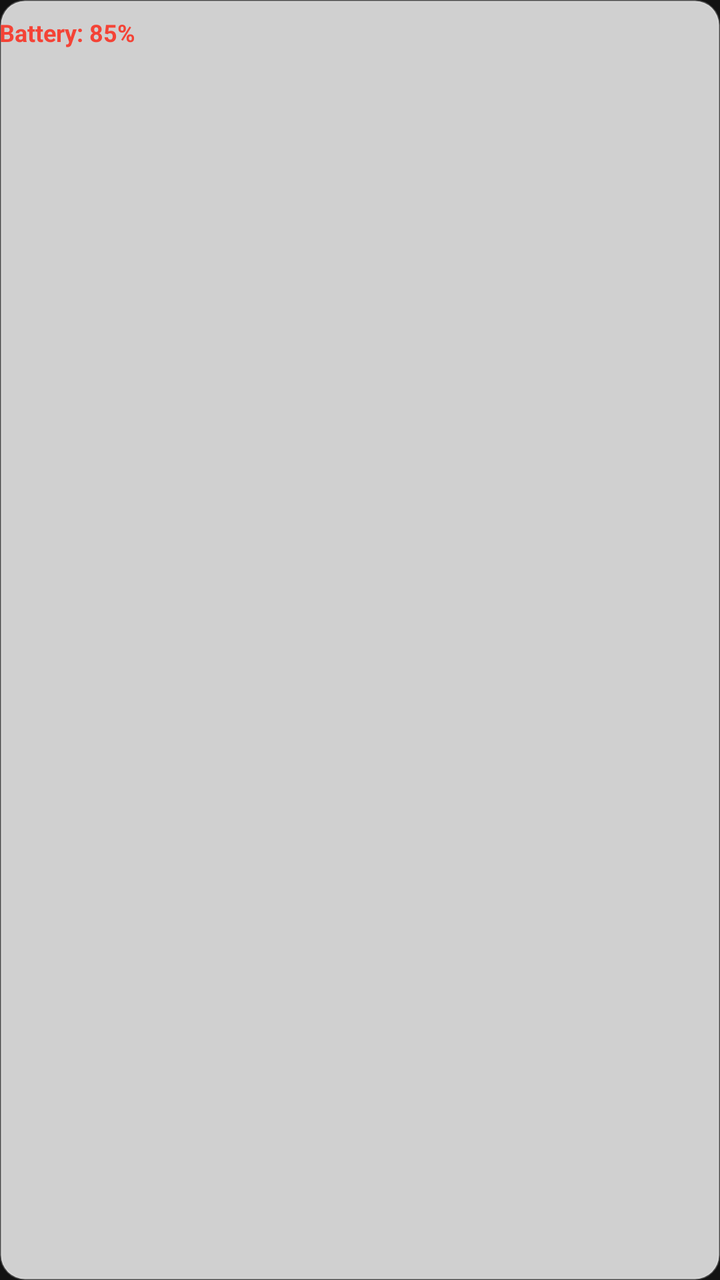
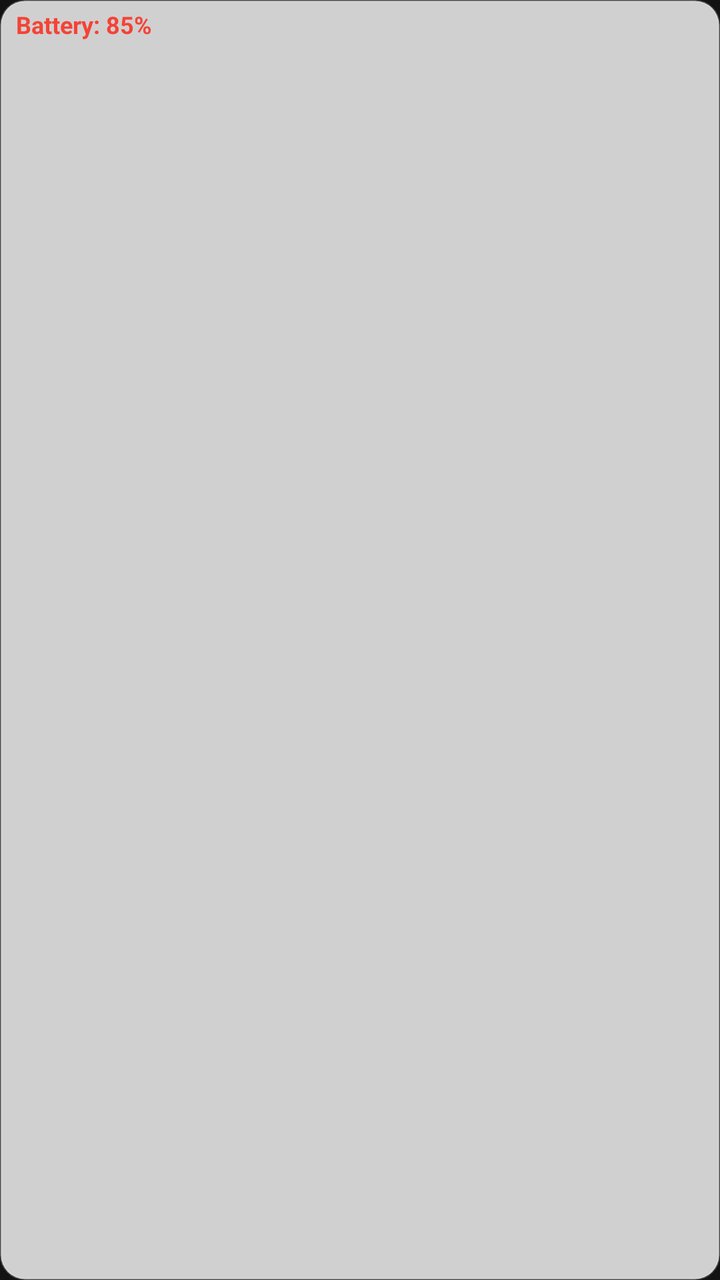

An Android layout rendered at two revisions. The XML below is the earlier revision; the diff shows what the commit changed to produce the second picture.
<!-- AndroidManifest.xml: application theme Theme.NSlocalGames -->
<!-- res/layout/overlay_battery.xml -->
<?xml version="1.0" encoding="utf-8"?>
<LinearLayout xmlns:android="http://schemas.android.com/apk/res/android"
    android:layout_width="wrap_content"
    android:layout_height="wrap_content"
    android:background="@drawable/glass_panel"
    android:padding="8dp 4dp"
    android:orientation="horizontal">
    <TextView
        android:id="@+id/currentBattery"
        android:layout_width="wrap_content"
        android:layout_height="wrap_content"
        android:text="Battery: 85%"
        android:textColor="@color/battery_red"
        android:textSize="12sp"
        android:textStyle="bold"/>
</LinearLayout>
<!-- resources referenced by this layout -->
<resources>
  <color name="battery_red">#F44336</color>
  <!-- drawable glass_panel (drawable) -->
  <?xml version="1.0" encoding="utf-8"?>
  <shape xmlns:android="http://schemas.android.com/apk/res/android"
      android:shape="rectangle">
      <solid android:color="@color/glass_bg"/>
      <corners android:radius="12dp"/>
      <stroke android:width="1dp" android:color="@color/glass_border"/>
      <padding android:left="12dp" android:top="8dp" android:right="12dp" android:bottom="8dp"/>
  </shape>
  <style name="Theme.NSlocalGames" parent="Theme.Material3.Dark.NoActionBar">
          <item name="colorPrimary">@color/primary</item>
          <item name="colorOnPrimary">@color/white_cpu</item>
          <item name="colorAccent">@color/accent</item>
          <item name="android:windowBackground">@color/bg_dark</item>
          <item name="android:windowTranslucentStatus">true</item>
          <item name="android:windowTranslucentNavigation">true</item>
      </style>
  <color name="glass_bg">#CCFFFFFF</color>
  <color name="glass_border">#40FFFFFF</color>
  <color name="primary">#2196F3</color>
  <color name="white_cpu">#FFFFFF</color>
  <color name="accent">#00E5FF</color>
  <color name="bg_dark">#121212</color>
</resources>

<!-- the commit's change to res/layout/overlay_battery.xml (unified diff, before → after) -->
@@ -3,7 +3,10 @@
     android:layout_width="wrap_content"
     android:layout_height="wrap_content"
     android:background="@drawable/glass_panel"
-    android:padding="8dp 4dp"
+    android:paddingLeft="8dp"
+    android:paddingTop="4dp"
+    android:paddingRight="8dp"
+    android:paddingBottom="4dp"
     android:orientation="horizontal">
     <TextView
         android:id="@+id/currentBattery"
